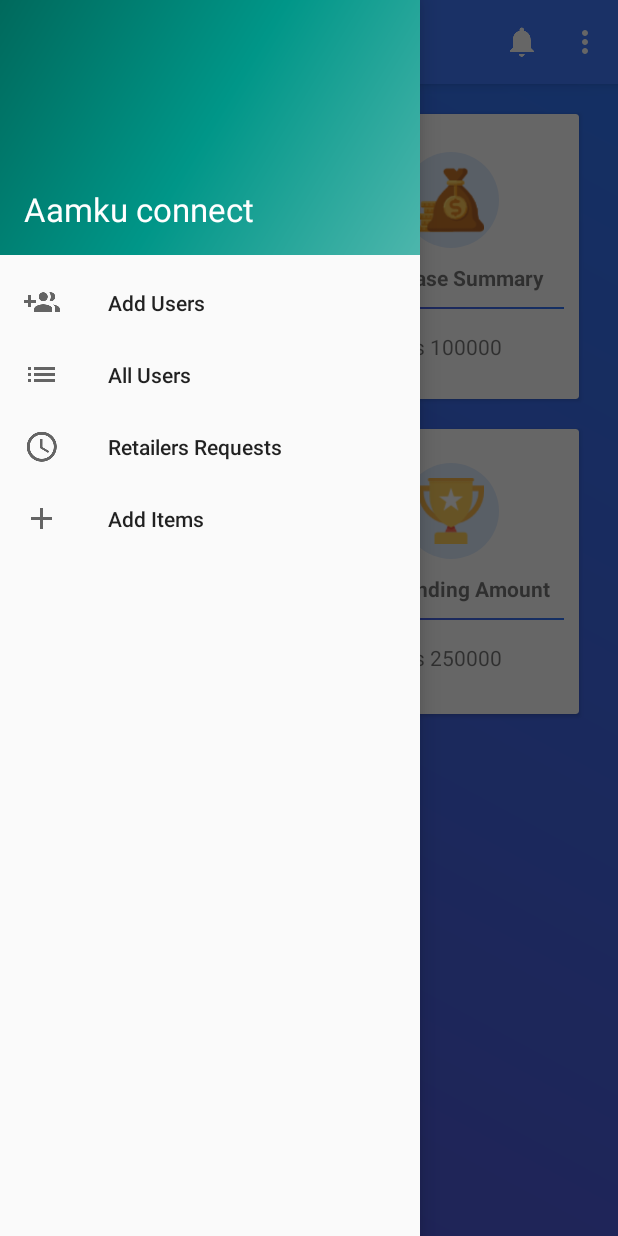
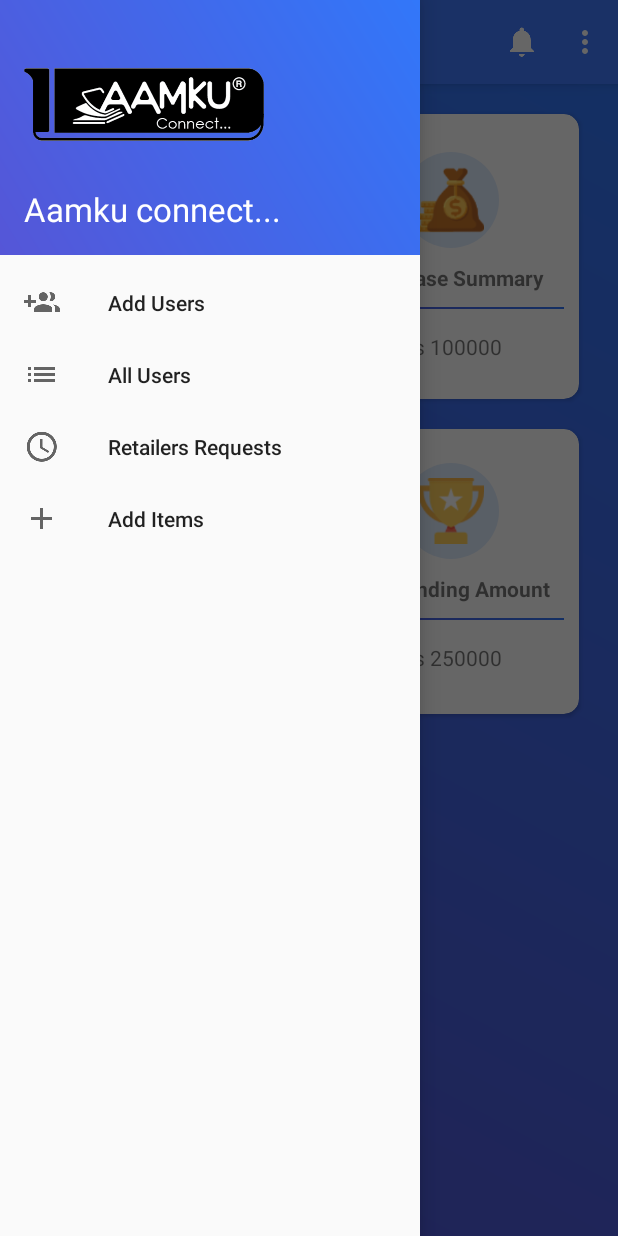
Before and after one commit to aamku/Aamku_connect, an Android app: the screen it shows after launch once a user with an empty profile is signed in (Dashboard), with the side drawer open, on a phone screen of 412 x 824 dp. Run offline under Robolectric (Android 15) with nearby library versions, the phone set to English and light mode, and no system bars; our stand-ins replace Firebase (no records; nobody signed in at launch, a user with empty details on screens opened directly); 1 statement that could not run was skipped.

```diff
--- a/app/src/main/res/layout/activity_add_retailer.xml
+++ b/app/src/main/res/layout/activity_add_retailer.xml
@@ -11,7 +11,7 @@
     <LinearLayout
         android:layout_width="match_parent"
         android:layout_height="match_parent"
-        android:background="#FFF"
+        android:background="@drawable/form_bg"
         android:orientation="vertical"
         android:padding="10dp"
         android:layout_margin="15dp">
--- a/app/src/main/res/layout/activity_add_user.xml
+++ b/app/src/main/res/layout/activity_add_user.xml
@@ -10,7 +10,7 @@
         android:layout_width="match_parent"
         android:layout_height="match_parent"
         android:orientation="vertical"
-        android:background="#fff"
+        android:background="@drawable/form_bg"
         android:padding="10dp"
         android:layout_margin="15dp">
 
--- a/app/src/main/res/layout/activity_choose_login.xml
+++ b/app/src/main/res/layout/activity_choose_login.xml
@@ -16,7 +16,7 @@
         android:layout_height="150dp"
         android:layout_marginTop="30dp"
         android:background="#fff"
-        app:cardCornerRadius="3dp"
+        app:cardCornerRadius="5dp"
         android:layout_gravity="center_horizontal">
 
         <RelativeLayout
@@ -47,7 +47,7 @@
         android:layout_height="150dp"
         android:layout_marginTop="20dp"
         android:background="#fff"
-        app:cardCornerRadius="3dp"
+        app:cardCornerRadius="5dp"
         android:layout_gravity="center_horizontal">
 
         <RelativeLayout
@@ -78,7 +78,7 @@
         android:layout_height="150dp"
         android:layout_marginTop="20dp"
         android:background="#fff"
-        app:cardCornerRadius="3dp"
+        app:cardCornerRadius="5dp"
         android:layout_gravity="center_horizontal">
 
         <RelativeLayout
--- a/app/src/main/res/layout/all_user_row.xml
+++ b/app/src/main/res/layout/all_user_row.xml
@@ -8,7 +8,7 @@
         android:layout_width="match_parent"
         android:layout_height="wrap_content"
         app:cardUseCompatPadding="true"
-        app:cardCornerRadius="3dp">
+        app:cardCornerRadius="5dp">
 
         <RelativeLayout
             android:layout_width="match_parent"
--- a/app/src/main/res/layout/first_fragment.xml
+++ b/app/src/main/res/layout/first_fragment.xml
@@ -29,6 +29,8 @@
             android:layout_width="170dp"
             android:layout_height="190dp"
             android:layout_margin="10dp"
+            android:clickable="true"
+            app:cardCornerRadius="10dp"
             android:foreground="?android:attr/selectableItemBackground">
 
             <LinearLayout
@@ -75,6 +77,7 @@
             android:layout_height="190dp"
             android:layout_margin="10dp"
             android:clickable="true"
+            app:cardCornerRadius="10dp"
             android:foreground="?android:attr/selectableItemBackground">
 
             <LinearLayout
@@ -131,7 +134,8 @@
             android:layout_width="170dp"
             android:layout_height="190dp"
             android:layout_margin="10dp"
-            android:clickable="true">
+            android:clickable="true"
+            app:cardCornerRadius="10dp">
 
             <LinearLayout
                 android:layout_width="match_parent"
@@ -173,7 +177,8 @@
             android:layout_width="170dp"
             android:layout_height="190dp"
             android:layout_margin="10dp"
-            android:clickable="true">
+            android:clickable="true"
+            app:cardCornerRadius="10dp">
 
             <LinearLayout
                 android:layout_width="match_parent"
--- a/app/src/main/res/layout/nav_header.xml
+++ b/app/src/main/res/layout/nav_header.xml
@@ -6,12 +6,18 @@
     android:layout_height="170dp"
     android:padding="16dp"
     android:gravity="bottom"
-    android:background="@drawable/side_nav_bar">
+    android:background="@drawable/main_gradient">
+
+    <ImageView
+        android:layout_width="160dp"
+        android:layout_height="50dp"
+        android:src="@drawable/aamku_connect"
+        android:layout_marginBottom="30dp"/>
 
     <TextView
         android:layout_width="wrap_content"
         android:layout_height="wrap_content"
-        android:text="Aamku connect"
+        android:text="Aamku connect..."
         android:textColor="@android:color/white"
         android:textSize="22dp"/>
 
```
Also changed, not shown: app/src/main/res/layout/activity_add_items_master.xml (+13 -8 lines), app/src/main/res/layout/activity_phone_auth.xml (+12 -12 lines).
